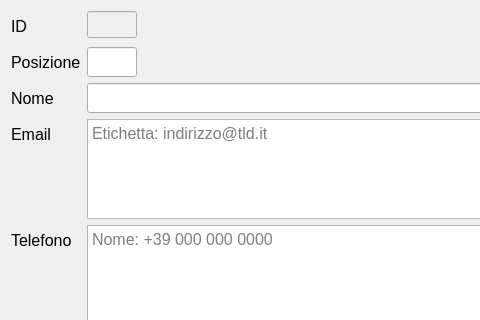
This is Client.ui in LuigiCaradonna/funeraria as Qt 5 draws it before an edit; both pictures show x 0 to 480 and y 0 to 320 of the 600 by 470 pixel window. The edited form follows.
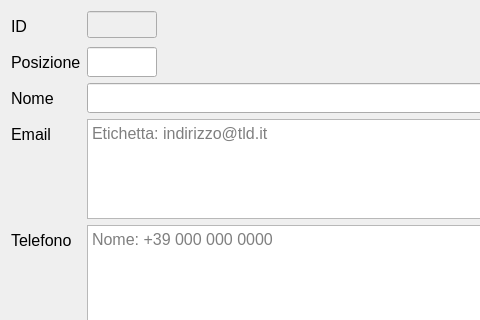
This is the edited form.

Commit message: BUGFIX: Clients' management failure on edit and delete

Diff of the .ui file:
```diff
--- a/Client.ui
+++ b/Client.ui
@@ -65,13 +65,13 @@
        </property>
        <property name="minimumSize">
         <size>
-         <width>50</width>
+         <width>70</width>
          <height>27</height>
         </size>
        </property>
        <property name="maximumSize">
         <size>
-         <width>50</width>
+         <width>70</width>
          <height>27</height>
         </size>
        </property>
@@ -113,13 +113,13 @@
       <widget class="QLineEdit" name="lePosition">
        <property name="minimumSize">
         <size>
-         <width>50</width>
+         <width>70</width>
          <height>30</height>
         </size>
        </property>
        <property name="maximumSize">
         <size>
-         <width>50</width>
+         <width>70</width>
          <height>30</height>
         </size>
        </property>
```
Left out of the diff: 4 changed lines with no effect on the pictures. The commit also changes 5 other files.
